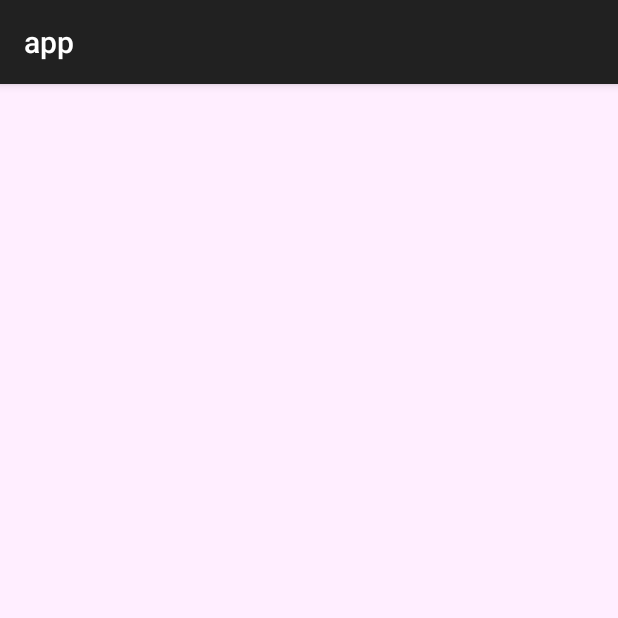
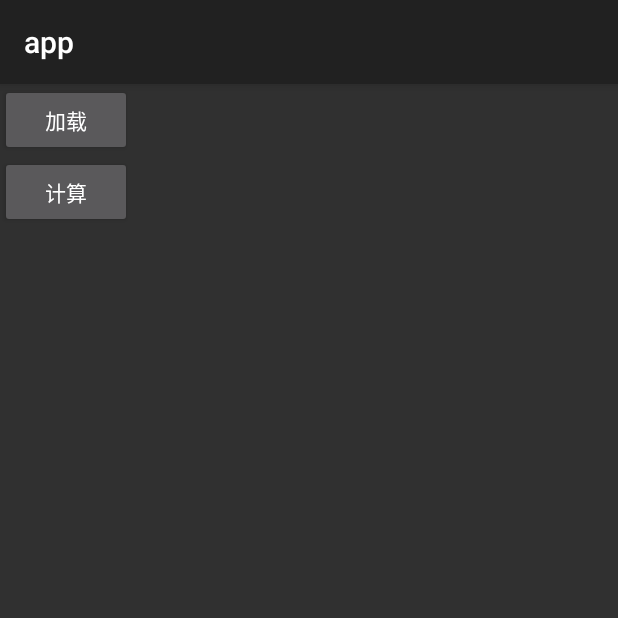
Before and after one commit to RainFool/MDEffectDemo, an Android app: the screen it shows after launch (SkinDemoActivity before the commit, DexLoaderTestActivity after it), on a phone screen of 412 x 824 dp, the top half of it. Run offline under Robolectric (Android 15) with nearby library versions, the phone set to English and light mode, and no system bars; libraries missing offline, so code that uses them is left out: com.facebook.drawee; pictures from the network do not load; 1 statement that could not run was skipped.

```diff
--- a/app/build.gradle
+++ b/app/build.gradle
@@ -42,6 +42,7 @@ dependencies {
     implementation 'com.facebook.fresco:animated-base-support:1.0.0'
     implementation project(':anotation')
     implementation project(':skinengine')
+    implementation project(':dexloader')
     kapt project(path: ':processor')
 
     implementation "org.jetbrains.kotlin:kotlin-stdlib:$kotlin_version"
--- /dev/null
+++ b/app/src/main/java/com/rainfool/dex/DexLoaderTestActivity.java
@@ -0,0 +1,36 @@
+package com.rainfool.dex;
+
+import androidx.appcompat.app.AppCompatActivity;
+
+import android.Manifest;
+import android.content.pm.PermissionInfo;
+import android.os.Build;
+import android.os.Bundle;
+import android.os.Environment;
+import android.view.View;
+import android.widget.Toast;
+
+import com.example.dexloader.DexLoader;
+import com.rainfool.md.R;
+
+public class DexLoaderTestActivity extends AppCompatActivity {
+
+    @Override
+    protected void onCreate(Bundle savedInstanceState) {
+        super.onCreate(savedInstanceState);
+        setContentView(R.layout.activity_dex_loader_test);
+        if (Build.VERSION.SDK_INT >= Build.VERSION_CODES.M) {
+            String[] strings = {Manifest.permission.WRITE_EXTERNAL_STORAGE, Manifest.permission.READ_EXTERNAL_STORAGE};
+            requestPermissions(strings, 0);
+        }
+    }
+
+    public void onLoadDexClicked(View view) {
+        DexLoader.loadFixedDex(this, Environment.getExternalStorageDirectory());
+    }
+
+    public void onCalculateClicked(View view) {
+        int result = 2 / 6;
+        Toast.makeText(this, "success", Toast.LENGTH_LONG).show();
+    }
+}
--- a/app/src/main/java/com/rainfool/md/recyclerview/RecyclerViewDemoActivity.java
+++ b/app/src/main/java/com/rainfool/md/recyclerview/RecyclerViewDemoActivity.java
@@ -53,7 +53,7 @@ public class RecyclerViewDemoActivity extends AppCompatActivity {
         }
 
         @Override
-        public void onBindViewHolder(ContainerViewHolder holder, int position) {
+         public void onBindViewHolder(ContainerViewHolder holder, int position) {
             Log.d(TAG, "onBindViewHolder: main" + position);
             SimpleNumberAdapter adapter = new SimpleNumberAdapter(position,5);
             holder.mainItemRecyclerView.setAdapter(adapter);
--- /dev/null
+++ b/app/src/main/res/layout/activity_dex_loader_test.xml
@@ -0,0 +1,22 @@
+<?xml version="1.0" encoding="utf-8"?>
+<LinearLayout xmlns:android="http://schemas.android.com/apk/res/android"
+    xmlns:app="http://schemas.android.com/apk/res-auto"
+    xmlns:tools="http://schemas.android.com/tools"
+    android:layout_width="match_parent"
+    android:layout_height="match_parent"
+    android:orientation="vertical"
+    tools:context="com.rainfool.dex.DexLoaderTestActivity">
+
+
+    <Button
+        android:layout_width="wrap_content"
+        android:layout_height="wrap_content"
+        android:onClick="onLoadDexClicked"
+        android:text="加载" />
+
+    <Button
+        android:layout_width="wrap_content"
+        android:layout_height="wrap_content"
+        android:onClick="onCalculateClicked"
+        android:text="计算" />
+</LinearLayout>
--- /dev/null
+++ b/dexloader/src/main/AndroidManifest.xml
@@ -0,0 +1,2 @@
+<manifest xmlns:android="http://schemas.android.com/apk/res/android"
+    package="com.example.dexloader" />
--- /dev/null
+++ b/dexloader/src/main/res/values/strings.xml
@@ -0,0 +1,3 @@
+<resources>
+    <string name="app_name">dexloader</string>
+</resources>
--- a/settings.gradle
+++ b/settings.gradle
@@ -1 +1 @@
-include ':app', ':anotation', ':processor', ':skinengine'
+include ':app', ':anotation', ':processor', ':skinengine', ':dexloader'
```
Also changed, not shown: app/src/main/AndroidManifest.xml (+4 -3 lines), dexloader/build.gradle (added, +34 -0 lines), dexloader/src/main/java/com/example/dexloader/DexLoader.java (added, +134 -0 lines), 5 other files.
